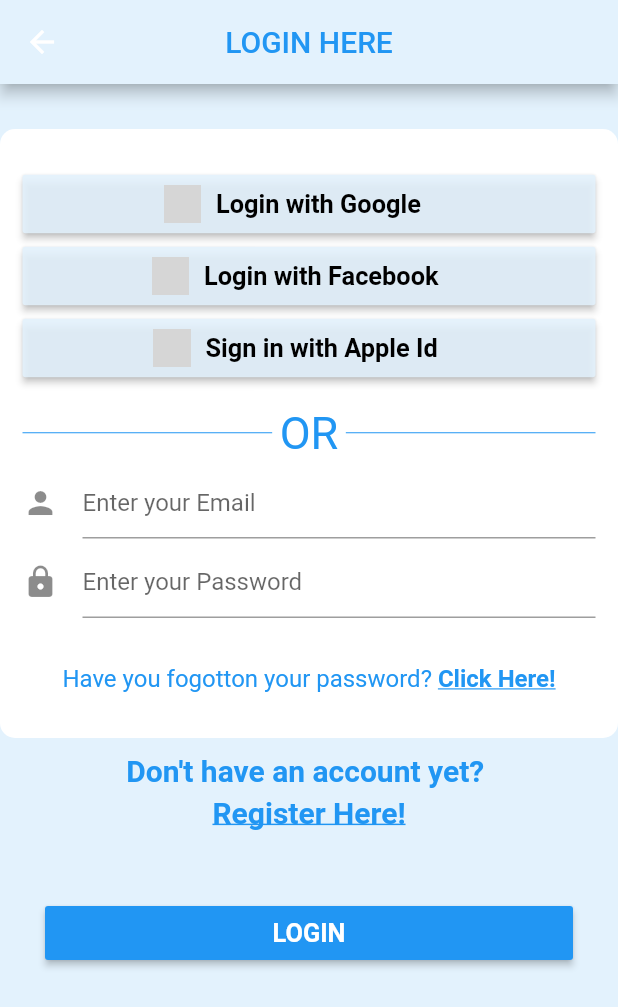
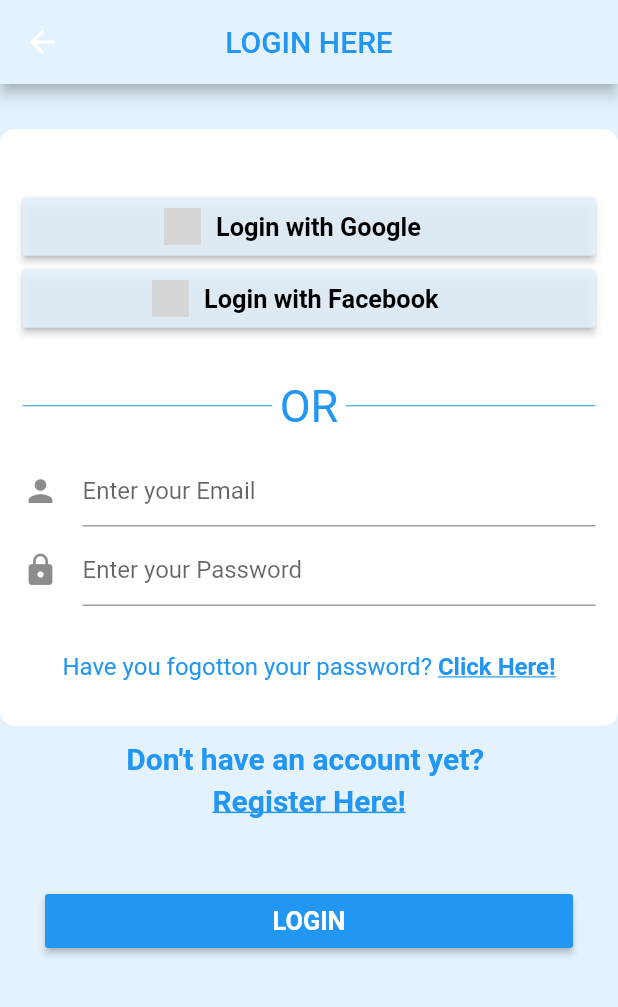
Before and after one commit to FixMe-Application/FixMe, a Flutter app: the Login screen opened directly, on a phone screen of 412 x 824 dp. Shown: the top 1007 px of the screen. Run offline on Flutter 3.47's test engine with Material 2 defaults, Android fonts, the phone set to English and light mode, and no system bars; our stand-ins replace firebase_auth, google_sign_in; missing offline and left inert: flutter_facebook_login; accounts and stored records are empty; grey boxes are pictures that could not be loaded.

Commit message:
conflict fixed

```diff
--- a/lib/Login/login.dart
+++ b/lib/Login/login.dart
@@ -1,9 +1,7 @@
-import 'package:fix_me_app/authentication/getStart.dart';
 import 'package:fix_me_app/authentication/services/authService.dart';
 import 'package:flutter/cupertino.dart';
 import 'package:flutter/material.dart';
-
-
+import '../getStart.dart';
 
 class Login extends StatefulWidget {
   @override
@@ -49,8 +47,11 @@ class _LoginState extends State<Login> {
                   key: _formKey,
                   child: new Column(
                     children: <Widget>[
+
                       Padding(padding: new EdgeInsets.all(8.0)),
+                      SizedBox(height:15),
                       Container(
+
                         child: new RaisedButton(
                           onPressed: () async{
                             bool result = await AuthService().loginWithGoogle();
@@ -65,6 +66,7 @@ class _LoginState extends State<Login> {
                               EdgeInsets.symmetric(horizontal: 94, vertical: 7),
                           child: Row(
                             children: <Widget>[
+
                               new Image.asset(
                                 "./assets/googlelogin.png",
                                 height: 25,
@@ -116,33 +118,7 @@ class _LoginState extends State<Login> {
                           ),
                         ),
                       ),
-                      Container(
-                        child: new RaisedButton(
-                          onPressed: () => {print("Sign in using apple id")},
-                          color: Colors.blue[50].withAlpha(220),
-                          padding:
-                              EdgeInsets.symmetric(horizontal: 87, vertical: 7),
-                          child: Row(
-                            children: <Widget>[
-                              new Image.asset(
-                                "./assets/applelogin.png",
-                                height: 25,
-                                width: 25,
-                              ),
-                              SizedBox(width: 10),
-                              new Text(
-                                "Sign in with Apple Id",
-                                style: new TextStyle(
-                                  color: Colors.black,
-                                  fontSize: 16.9,
-                                  fontWeight: FontWeight.w600,
-                                ),
-                              ),
-                            ],
-                          ),
-                        ),
-                      ),
-                      SizedBox(height: 15),
+                      SizedBox(height: 30),
                       new Row(
                         children: <Widget>[
                           Expanded(
@@ -165,7 +141,7 @@ class _LoginState extends State<Login> {
                         ],
                       ),
                       SizedBox(
-                        height: 5,
+                        height: 15,
                       ),
                       new TextFormField(
                           validator: (val) =>
```
